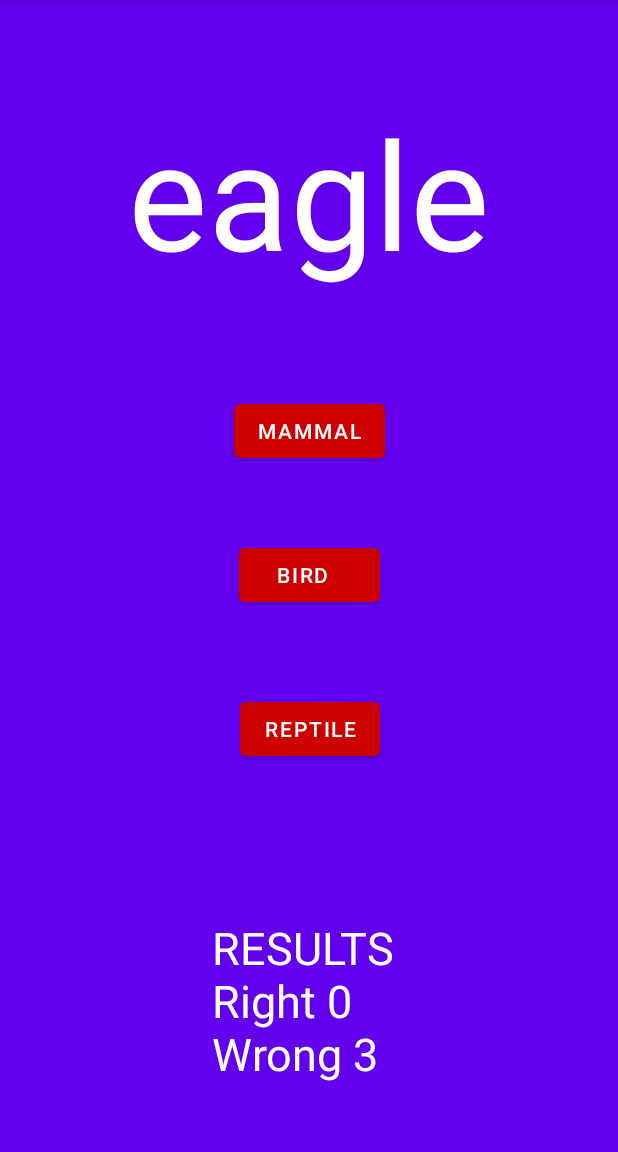
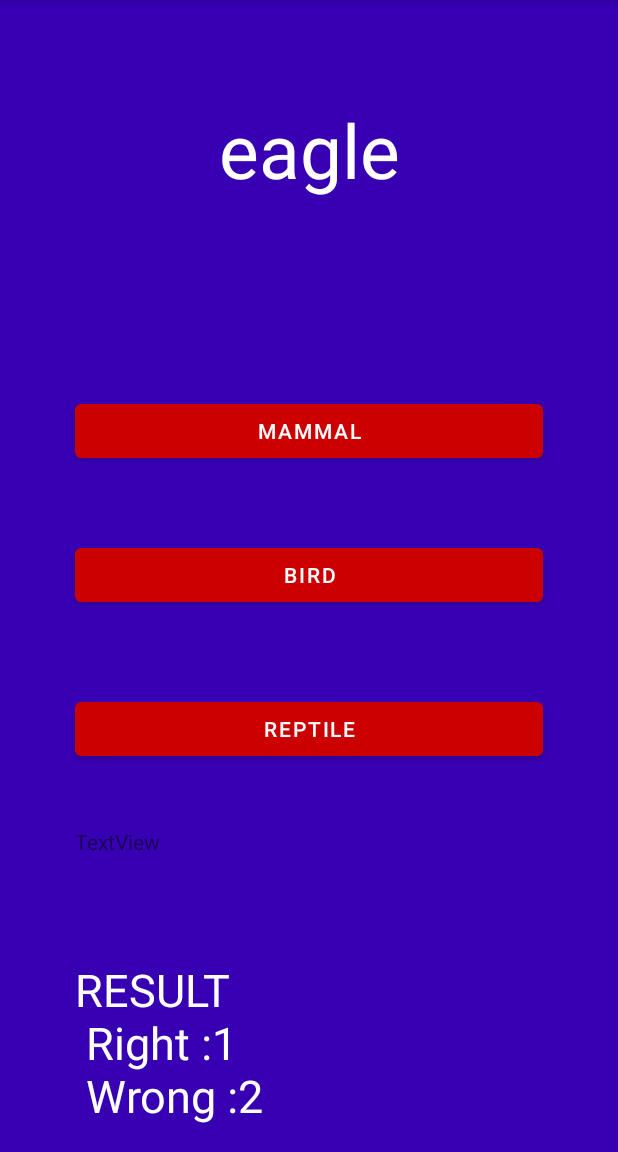
Before and after one commit to Maheen-Butt/Assignment2, an Android app: the screen it shows after launch (MainActivity), after a tap on "REPTILE", on a phone screen of 412 x 824 dp, the part 84-1236 px from its top. Run offline under Robolectric (Android 15) with nearby library versions, the phone set to English and light mode, and no system bars; 2 other taps on this screen came first.

Commit message:
Final commit 2.0

```diff
--- a/app/src/main/java/com/example/myapplication2/MainActivity.java
+++ b/app/src/main/java/com/example/myapplication2/MainActivity.java
@@ -8,14 +8,16 @@ import android.widget.TextView;
 
 import java.util.Random;
 
-public class MainActivity extends AppCompatActivity implements View.OnClickListener{
+public class MainActivity extends AppCompatActivity{
 
     String [] mammal = {"Humans","Whale","Dolphin","Bat","Sheep","Goat"};
-    String [] bird = {"hen","pegion","eagle","sparrow","parrot","crow"};
+    String [] bird = {"hen","pigion","eagle","sparrow","parrot","crow"};
     String [] reptile = {"Turtle","Crocodilian","Lizard","Snake","Alligators","Dinosaur"};
+
     Button btnM, btnB, btnR;
-    TextView textView, textViewQ, textViewR;
-    int correctAns=0,wrongAns=0,index=0;
+
+    TextView textView1, textView2;
+    int correctAns=0,wrongAns=0,index=0, catagory=0;
     String answer = "";
 
     @Override
@@ -23,64 +25,66 @@ public class MainActivity extends AppCompatActivity implements View.OnClickListe
         super.onCreate(savedInstanceState);
         setContentView(R.layout.activity_main);
 
-        textView=findViewById(R.id.textView);
-        textViewQ=findViewById(R.id.textViewQ);
-        btnM=findViewById(R.id.btnMammal);
-        btnM.setOnClickListener(this);
-        btnB=findViewById(R.id.btnBird);
-        btnB.setOnClickListener(this);
-        btnR=findViewById(R.id.btnReptile);
-        btnR.setOnClickListener(this);
-        textViewR=findViewById(R.id.textViewResult);
-        GenerateRandom();
+
+        textView1 = findViewById(R.id.textViewQ);
+        btnM = findViewById(R.id.btnMammal);
+        btnB = findViewById(R.id.btnBird);
+        btnR = findViewById(R.id.btnReptile);
+        textView2 = findViewById(R.id.textViewResult);
+
+        GenerateLetter();
     }
-    private void GenerateRandom(){
-        Random rnd=new Random();
-        int number=rnd.nextInt(3);
-        if (number==0){
+    public void GenerateLetter() {
+        Random rnd = new Random();
+        catagory = rnd.nextInt(3);
+        if (catagory ==0){
             index = rnd.nextInt(mammal.length);
-            textViewQ.setText(mammal[index]);
+            textView1.setText(mammal[index]);
             answer = "MAMMAL";
-        } else if (number ==1){
-            index=rnd.nextInt(bird.length);
-            textViewQ.setText(bird[index]);
-            answer="BIRD";
-        }else if (number ==2){
+        } else if (catagory ==1){
+            index = rnd.nextInt(bird.length);
+            textView1.setText(bird[index]);
+            answer = "BIRD";
+        }else if (catagory ==2){
             index = rnd.nextInt(reptile.length);
-            textViewQ.setText(reptile[index]);
+            textView1.setText(reptile[index]);
             answer = "REPTILE";
         }
-    }
-    @Override public void onClick(View view){
-        switch (view.getId()){
-
-            case R.id.btnMammal:
-                if (answer == "MAMMAL") {
+    btnM.setOnClickListener(new View.OnClickListener() {
+        @Override
+        public void onClick(View view) {
+            if(answer=="MAMMAL"){
                 correctAns++;
-                } else {
+            }else {
                 wrongAns++;
             }
-                textViewR.setText("RESULTS \nRight " + correctAns + "\nWrong " + wrongAns);
-                break;
-
-            case R.id.btnBird:
-                if(answer=="BIRDS"){
+            textView2.setText("RESULT\n Right :"+correctAns+"\n Wrong :"+wrongAns);
+            GenerateLetter();
+        }
+    });
+    btnB.setOnClickListener(new View.OnClickListener() {
+        @Override
+        public void onClick(View view) {
+            if(answer=="BIRD"){
                 correctAns++;
-                } else{
+            }else {
                 wrongAns++;
             }
-                textViewR.setText("RESULTS \nRight " + correctAns + "\nWrong " + wrongAns);
-                break;
-
-            case R.id.btnReptile:
-                if (answer == "REPTILE") {
+            textView2.setText("RESULT\n Right :"+correctAns+"\n Wrong :"+wrongAns);
+            GenerateLetter();
+        }
+    });
+    btnR.setOnClickListener(new View.OnClickListener() {
+        @Override
+        public void onClick(View view) {
+            if(answer=="REPTILE"){
                 correctAns++;
-                } else {
+            }else {
                 wrongAns++;
             }
-                textViewR.setText("RESULTS \nRight " + correctAns + "\nWrong " + wrongAns);
-                break;
+            textView2.setText("RESULT\n Right :"+correctAns+"\n Wrong :"+wrongAns);
+            GenerateLetter();
         }
-        GenerateRandom();
+    });
     }
 }
--- a/app/src/main/res/layout/activity_main.xml
+++ b/app/src/main/res/layout/activity_main.xml
@@ -3,23 +3,24 @@
     xmlns:android="http://schemas.android.com/apk/res/android"
     xmlns:app="http://schemas.android.com/apk/res-auto"
     xmlns:tools="http://schemas.android.com/tools"
-
-    android:id="@+id/textView"
     android:layout_width="match_parent"
     android:layout_height="match_parent"
-    android:background="@color/purple_500"
+    android:background="@color/purple_700"
     tools:context=".MainActivity">
 
 
     <TextView
         android:id="@+id/textViewQ"
-        android:layout_width="wrap_content"
+        android:layout_width="match_parent"
         android:layout_height="wrap_content"
+        android:layout_marginStart="32dp"
         android:layout_marginTop="16dp"
+        android:layout_marginEnd="32dp"
         android:layout_marginBottom="16dp"
-        android:text="hen"
+        android:text="Crow"
+        android:textAlignment="center"
         android:textColor="@color/white"
-        android:textSize="100sp"
+        android:textSize="50sp"
         app:layout_constraintBottom_toBottomOf="parent"
         app:layout_constraintEnd_toEndOf="parent"
         app:layout_constraintStart_toStartOf="parent"
@@ -28,9 +29,11 @@
 
     <Button
         android:id="@+id/btnBird"
-        android:layout_width="wrap_content"
+        android:layout_width="match_parent"
         android:layout_height="wrap_content"
-        android:text="  BIRD    "
+        android:layout_marginStart="50dp"
+        android:layout_marginEnd="50dp"
+        android:text="BIRD"
         app:backgroundTint="@android:color/holo_red_dark"
         app:layout_constraintBottom_toBottomOf="parent"
         app:layout_constraintEnd_toEndOf="parent"
@@ -41,11 +44,13 @@
 
     <Button
         android:id="@+id/btnMammal"
-        android:layout_width="wrap_content"
+        android:layout_width="match_parent"
         android:layout_height="wrap_content"
+        android:layout_marginStart="50dp"
+        android:layout_marginEnd="50dp"
         android:layout_marginBottom="8dp"
+        android:text="MAMMAL"
         app:backgroundTint="@android:color/holo_red_dark"
-        android:text="MAMMAL"
         app:layout_constraintBottom_toBottomOf="parent"
         app:layout_constraintEnd_toEndOf="parent"
         app:layout_constraintStart_toStartOf="parent"
@@ -54,8 +59,10 @@
 
     <Button
         android:id="@+id/btnReptile"
-        android:layout_width="wrap_content"
+        android:layout_width="match_parent"
         android:layout_height="wrap_content"
+        android:layout_marginStart="50dp"
+        android:layout_marginEnd="50dp"
         android:text="REPTILE"
         app:backgroundTint="@android:color/holo_red_dark"
         app:layout_constraintBottom_toBottomOf="parent"
@@ -67,16 +74,30 @@
 
     <TextView
         android:id="@+id/textViewResult"
-        android:layout_width="wrap_content"
+        android:layout_width="match_parent"
         android:layout_height="wrap_content"
+        android:layout_marginStart="50dp"
+        android:layout_marginEnd="50dp"
         android:text=" RESULT\n Right 0\n Wrong 0"
+        android:textColor="@color/white"
         android:textSize="30sp"
-        android:textColor="@color/white"
         app:layout_constraintBottom_toBottomOf="parent"
         app:layout_constraintEnd_toEndOf="parent"
-        app:layout_constraintHorizontal_bias="0.498"
         app:layout_constraintStart_toStartOf="parent"
         app:layout_constraintTop_toTopOf="parent"
-        app:layout_constraintVertical_bias="0.931" />
+        app:layout_constraintVertical_bias="0.974" />
+
+    <TextView
+        android:id="@+id/textView"
+        android:layout_width="match_parent"
+        android:layout_height="wrap_content"
+        android:layout_marginStart="50dp"
+        android:layout_marginEnd="50dp"
+        android:text="TextView"
+        app:layout_constraintBottom_toBottomOf="@+id/textViewResult"
+        app:layout_constraintEnd_toEndOf="parent"
+        app:layout_constraintStart_toStartOf="parent"
+        app:layout_constraintTop_toTopOf="parent"
+        app:layout_constraintVertical_bias="0.754" />
 
 </androidx.constraintlayout.widget.ConstraintLayout>
```
Lines whose indentation alone changed are shown as unchanged.
